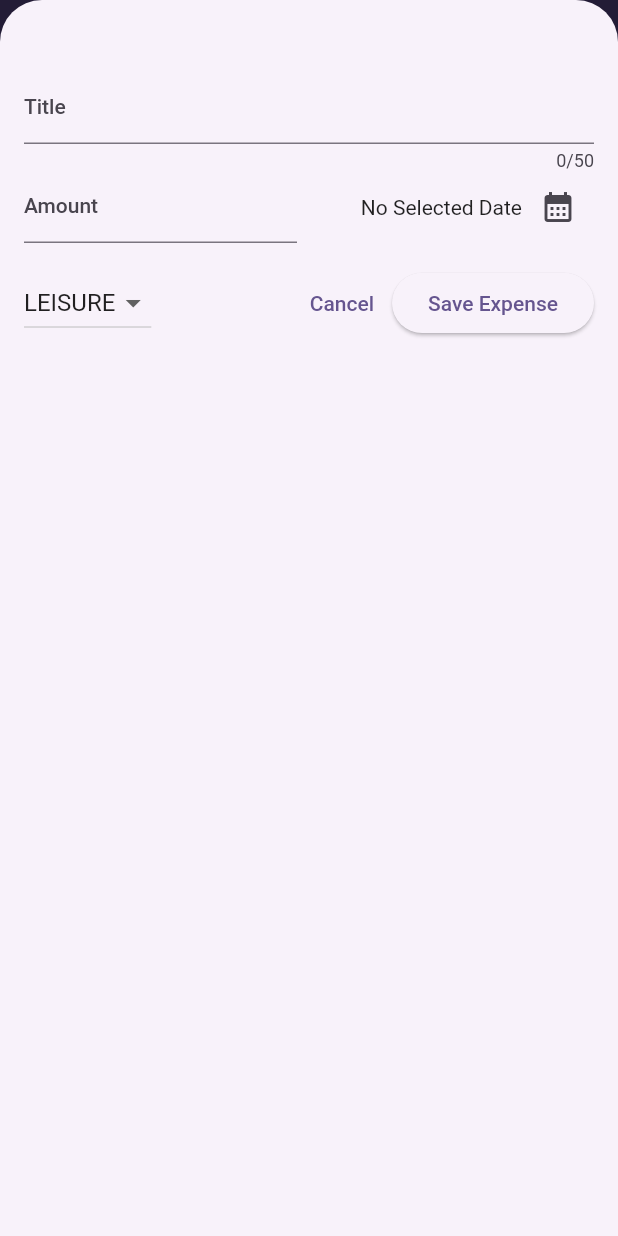
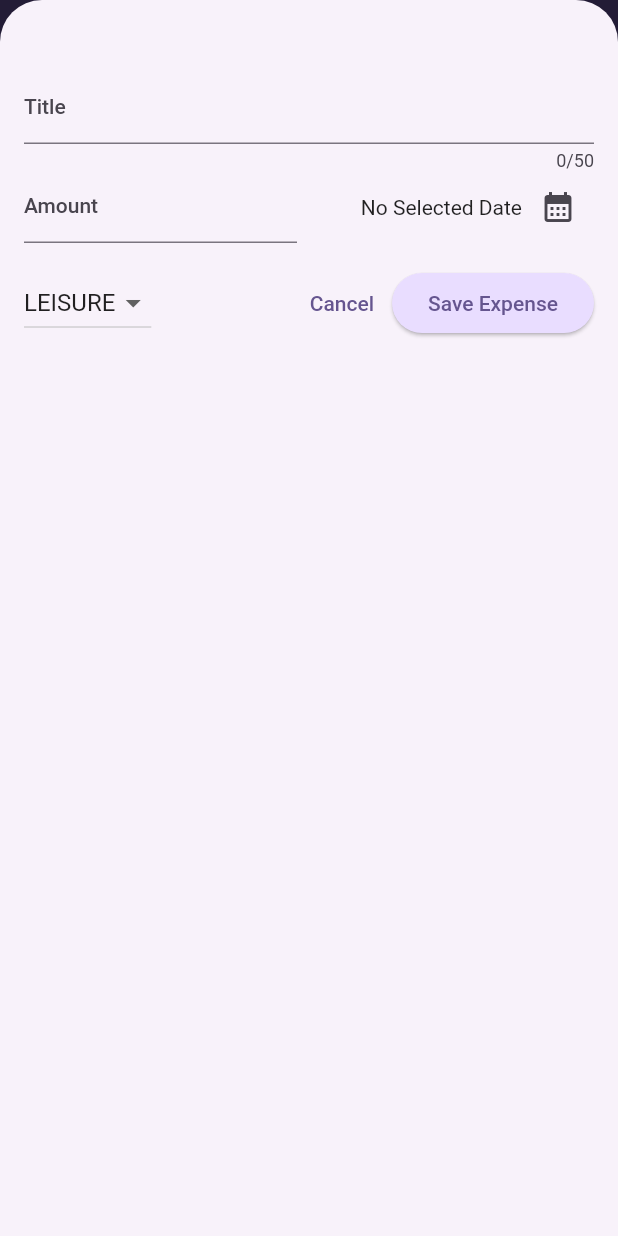
Before and after one commit to IanMabans/expense_tracker, a Flutter app: the screen it shows after launch, after a tap on the "add" icon, on a phone screen of 412 x 824 dp. Run offline on Flutter 3.47's test engine with Material 2 defaults, Android fonts, the phone set to English and light mode, and no system bars.

Commit message:
Added Charts and dark theme

```diff
--- a/lib/main.dart
+++ b/lib/main.dart
@@ -1,24 +1,55 @@
 import 'package:flutter/material.dart';
 import 'package:expense_tracker/widget/expenses.dart';
 
-var kColorScheme =
-    ColorScheme.fromSeed(seedColor: const Color.fromARGB(255, 96, 59, 181));
+var kColorScheme = ColorScheme.fromSeed(
+  seedColor: const Color.fromARGB(255, 96, 59, 181),
+);
+
+var kDarkColorScheme = ColorScheme.fromSeed(
+  brightness: Brightness.dark,
+  seedColor: const Color.fromARGB(255, 5, 99, 125),
+);
 
 void main() {
   runApp(MaterialApp(
+    darkTheme: ThemeData.dark().copyWith(
+      useMaterial3: true,
+      colorScheme: kDarkColorScheme,
+      cardTheme: const CardTheme().copyWith(
+        color: kDarkColorScheme.secondaryContainer,
+        margin: const EdgeInsets.symmetric(horizontal: 16, vertical: 8),
+      ),
+      elevatedButtonTheme: ElevatedButtonThemeData(
+        style: ElevatedButton.styleFrom(
+          backgroundColor: kDarkColorScheme.primaryContainer,
+          foregroundColor: kDarkColorScheme.onPrimaryContainer,
+        ),
+      ),
+    ),
     theme: ThemeData().copyWith(
         useMaterial3: true,
         colorScheme: kColorScheme,
         appBarTheme: const AppBarTheme().copyWith(
           backgroundColor: kColorScheme.onPrimaryContainer,
-        foregroundColor:  kColorScheme.onPrimaryContainer,
+          foregroundColor: Colors.white,
         ),
         cardTheme: const CardTheme().copyWith(
             color: kColorScheme.secondaryContainer,
-        margin:const EdgeInsets.symmetric(horizontal: 16, vertical: 8)
+            margin: const EdgeInsets.symmetric(horizontal: 16, vertical: 8)),
+        elevatedButtonTheme: ElevatedButtonThemeData(
+          style: ElevatedButton.styleFrom(
+            backgroundColor: kColorScheme.primaryContainer,
           ),
         ),
+        textTheme: ThemeData().textTheme.copyWith(
+              titleLarge: TextStyle(
+                fontWeight: FontWeight.bold,
+                color: kColorScheme.onSecondaryContainer,
+                fontSize: 16,
+              ),
+            )),
     debugShowCheckedModeBanner: false,
+    themeMode: ThemeMode.system,
     home: Expenses(
       onAddExpense: (expense) {},
     ),
--- a/lib/models/expense.dart
+++ b/lib/models/expense.dart
@@ -8,10 +8,10 @@ const uuid = Uuid();
 
 enum Category { food, travel, leisure, work }
 
-const categoryIcons ={
-  Category.food : Icons.lunch_dining_outlined,
-  Category.travel : Icons.flight,
-  Category.work : Icons.work,
+const categoryIcons = {
+  Category.food: Icons.lunch_dining_outlined,
+  Category.travel: Icons.flight,
+  Category.work: Icons.work,
   Category.leisure: Icons.movie_filter_outlined,
 };
 
@@ -29,7 +29,27 @@ class Expense {
   final DateTime date;
   final Category category;
 
-  String get formattedDate{
+  String get formattedDate {
     return formatter.format(date);
   }
 }
+
+class ExpenseBucket {
+  const ExpenseBucket({required this.category, required this.expenses});
+
+  ExpenseBucket.forCategory(List<Expense> allExpenses, this.category)
+      : expenses = allExpenses
+            .where((expense) => expense.category == category)
+            .toList();
+
+  final Category category;
+  final List<Expense> expenses;
+
+  double get totalExpenses {
+    double sum = 0;
+    for (final expense in expenses) {
+      sum += expense.amount;
+    }
+    return sum;
+  }
+}
--- /dev/null
+++ b/lib/widget/chart/chart.dart
@@ -0,0 +1,95 @@
+import 'package:flutter/material.dart';
+
+import 'package:expense_tracker/widget/chart/chart_bar.dart';
+import 'package:expense_tracker/models/expense.dart';
+
+class Chart extends StatelessWidget {
+  const Chart({super.key, required this.expenses});
+
+  final List<Expense> expenses;
+
+  List<ExpenseBucket> get buckets {
+    return [
+      ExpenseBucket.forCategory(expenses, Category.food),
+      ExpenseBucket.forCategory(expenses, Category.leisure),
+      ExpenseBucket.forCategory(expenses, Category.travel),
+      ExpenseBucket.forCategory(expenses, Category.work),
+    ];
+  }
+
+  double get maxTotalExpense {
+    double maxTotalExpense = 0;
+
+    for (final bucket in buckets) {
+      if (bucket.totalExpenses > maxTotalExpense) {
+        maxTotalExpense = bucket.totalExpenses;
+      }
+    }
+
+    return maxTotalExpense;
+  }
+
+  @override
+  Widget build(BuildContext context) {
+    final isDarkMode =
+        MediaQuery.of(context).platformBrightness == Brightness.dark;
+    return Container(
+      margin: const EdgeInsets.all(16),
+      padding: const EdgeInsets.symmetric(
+        vertical: 16,
+        horizontal: 8,
+      ),
+      width: double.infinity,
+      height: 180,
+      decoration: BoxDecoration(
+        borderRadius: BorderRadius.circular(8),
+        gradient: LinearGradient(
+          colors: [
+            Theme.of(context).colorScheme.primary.withOpacity(0.3),
+            Theme.of(context).colorScheme.primary.withOpacity(0.0)
+          ],
+          begin: Alignment.bottomCenter,
+          end: Alignment.topCenter,
+        ),
+      ),
+      child: Column(
+        children: [
+          Expanded(
+            child: Row(
+              crossAxisAlignment: CrossAxisAlignment.end,
+              children: [
+                for (final bucket in buckets) // alternative to map()
+                  ChartBar(
+                    fill: bucket.totalExpenses == 0
+                        ? 0
+                        : bucket.totalExpenses / maxTotalExpense,
+                  )
+              ],
+            ),
+          ),
+          const SizedBox(height: 12),
+          Row(
+            children: buckets
+                .map(
+                  (bucket) => Expanded(
+                    child: Padding(
+                      padding: const EdgeInsets.symmetric(horizontal: 4),
+                      child: Icon(
+                        categoryIcons[bucket.category],
+                        color: isDarkMode
+                            ? Theme.of(context).colorScheme.secondary
+                            : Theme.of(context)
+                                .colorScheme
+                                .primary
+                                .withOpacity(0.7),
+                      ),
+                    ),
+                  ),
+                )
+                .toList(),
+          )
+        ],
+      ),
+    );
+  }
+}
--- /dev/null
+++ b/lib/widget/chart/chart_bar.dart
@@ -0,0 +1,34 @@
+import 'package:flutter/material.dart';
+
+class ChartBar extends StatelessWidget {
+  const ChartBar({
+    super.key,
+    required this.fill,
+  });
+
+  final double fill;
+
+  @override
+  Widget build(BuildContext context) {
+    final isDarkMode =
+        MediaQuery.of(context).platformBrightness == Brightness.dark;
+    return Expanded(
+      child: Padding(
+        padding: const EdgeInsets.symmetric(horizontal: 4),
+        child: FractionallySizedBox(
+          heightFactor: fill,
+          child: DecoratedBox(
+            decoration: BoxDecoration(
+              shape: BoxShape.rectangle,
+              borderRadius:
+                  const BorderRadius.vertical(top: Radius.circular(8)),
+              color: isDarkMode
+                  ? Theme.of(context).colorScheme.secondary
+                  : Theme.of(context).colorScheme.primary.withOpacity(0.65),
+            ),
+          ),
+        ),
+      ),
+    );
+  }
+}
--- a/lib/widget/expense_item.dart
+++ b/lib/widget/expense_item.dart
@@ -15,8 +15,12 @@ class ExpenseItem extends StatelessWidget {
           vertical: 16,
         ),
         child: Column(
+          crossAxisAlignment: CrossAxisAlignment.start,
           children: [
-            Text(expense.title),
+            Text(
+              expense.title,
+              style: Theme.of(context).textTheme.titleLarge,
+            ),
             const SizedBox(
               height: 4,
             ),
@@ -26,8 +30,10 @@ class ExpenseItem extends StatelessWidget {
                 const Spacer(),
                 Row(
                   children: [
-                     Icon(categoryIcons[expense.category]),
-                    const SizedBox(width: 8,),
+                    Icon(categoryIcons[expense.category]),
+                    const SizedBox(
+                      width: 8,
+                    ),
                     Text(expense.formattedDate),
                   ],
                 )
--- a/lib/widget/expenses.dart
+++ b/lib/widget/expenses.dart
@@ -1,4 +1,4 @@
-import 'package:expense_tracker/main.dart';
+import 'package:expense_tracker/widget/chart/chart.dart';
 import 'package:expense_tracker/widget/expenses_list.dart';
 import 'package:expense_tracker/widget/new_expense.dart';
 import 'package:flutter/material.dart';
@@ -80,12 +80,12 @@ class _ExpensesState extends State<Expenses> {
           IconButton(
             onPressed: _openAddExpenseOverlay,
             icon: const Icon(Icons.add),
-            color: Colors.black,
+            color: Colors.white,
           )
         ],
       ),
       body: Column(children: [
-        const Text('The Chart'),
+        Chart(expenses: _registeredExpenses),
         Expanded(
           child: mainContent,
         )
--- a/lib/widget/expenses_list.dart
+++ b/lib/widget/expenses_list.dart
@@ -4,9 +4,10 @@ import 'package:flutter/material.dart';
 import 'package:expense_tracker/models/expense.dart';
 
 class ExpensesList extends StatelessWidget {
-  const ExpensesList({super.key, required this.expenses, required this.onRemoveExpense});
+  const ExpensesList(
+      {super.key, required this.expenses, required this.onRemoveExpense});
 
-  final void Function (Expense expense) onRemoveExpense;
+  final void Function(Expense expense) onRemoveExpense;
 
   final List<Expense> expenses;
 
@@ -18,8 +19,13 @@ class ExpensesList extends StatelessWidget {
           onDismissed: (direction) {
             onRemoveExpense(expenses[index]);
           },
-          key: ValueKey(
-              expenses[index]),
+          background: Container(
+            color: Theme.of(context).colorScheme.error.withOpacity(0.75),
+            margin: EdgeInsets.symmetric(
+              horizontal: Theme.of(context).cardTheme.margin!.horizontal,
+            ),
+          ),
+          key: ValueKey(expenses[index]),
           child: ExpenseItem(expenses[index])),
     );
   }
```
Lines whose indentation alone changed are shown as unchanged.
